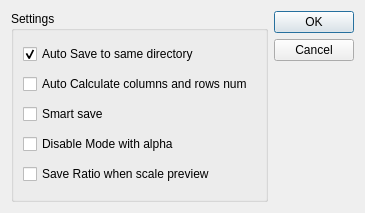
The window that dialogsettings.ui (OlexandrI/SidleAnn) describes before a commit, drawn with Qt 5.
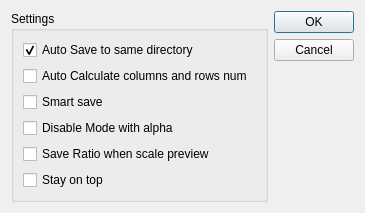
The same window after the commit.

```diff
--- a/dialogsettings.ui
+++ b/dialogsettings.ui
@@ -61,6 +61,13 @@
         </property>
        </widget>
       </item>
+      <item>
+       <widget class="QCheckBox" name="bStayOnTop">
+        <property name="text">
+         <string>Stay on top</string>
+        </property>
+       </widget>
+      </item>
      </layout>
     </widget>
    </item>
```
